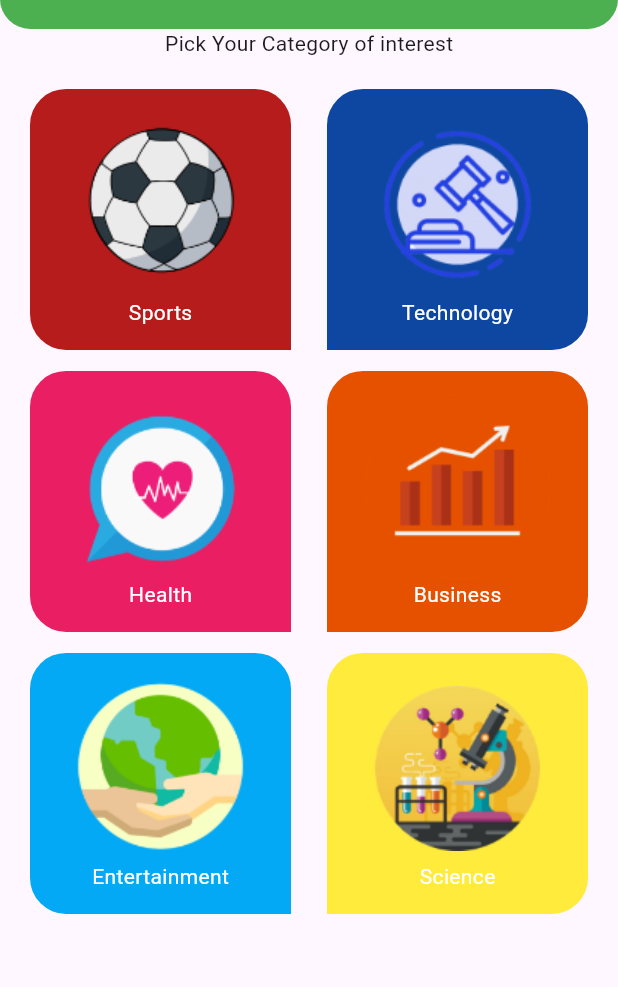
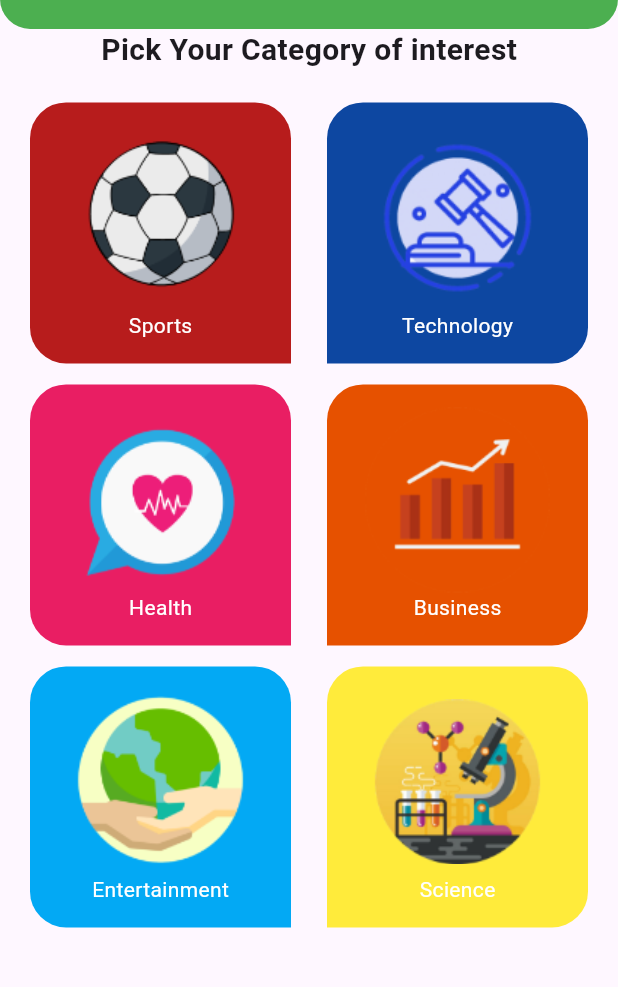
Before and after one commit to anasmohamed13/newsapp, a Flutter app: the screen it shows after launch, on a phone screen of 412 x 824 dp, the part 70-1057 px from its top. Run offline on Flutter 3.47's test engine with Material 3 defaults, Android fonts, the phone set to English and light mode, and no system bars.

Commit message:
finish click on category

```diff
--- a/analysis_options.yaml
+++ b/analysis_options.yaml
@@ -7,6 +7,9 @@
 
 # The following line activates a set of recommended lints for Flutter apps,
 # packages, and plugins designed to encourage good coding practices.
+analyzer:
+  errors:
+    avoid_print: ignore
 include: package:flutter_lints/flutter.yaml
 
 linter:
--- a/lib/data/api/api_manager.dart
+++ b/lib/data/api/api_manager.dart
@@ -12,9 +12,9 @@ abstract class ApiManager {
   static const String _sourcesEndPoint = "/v2/top-headlines/sources";
   static const String _articalsEndPoint = "/v2/everything";
 
-  static Future<SourcesResponse> getSoucres() async {
-    Response servreResponse =
-        await get(Uri.parse('$_baseUrl$_sourcesEndPoint?apiKey=$_apiKey'));
+  static Future<SourcesResponse> getSoucres(String category) async {
+    Response servreResponse = await get(Uri.parse(
+        '$_baseUrl$_sourcesEndPoint?apiKey=$_apiKey&category=$category'));
 
     if (servreResponse.statusCode >= 200 && servreResponse.statusCode < 300) {
       Map<String, dynamic> json =
--- a/lib/ui/screen/home/homescreen.dart
+++ b/lib/ui/screen/home/homescreen.dart
@@ -1,5 +1,10 @@
+// ignore_for_file: avoid_print, deprecated_member_use
+
 import 'package:flutter/material.dart';
+import 'package:newsapp/data/model/category.dart';
 import 'package:newsapp/ui/screen/home/tabs/category/categories_tab.dart';
+import 'package:newsapp/ui/screen/home/tabs/news_tab/tabs_list.dart';
+import 'package:newsapp/ui/screen/home/tabs/settings/settings.dart';
 
 class Homescreen extends StatefulWidget {
   static const String routeName = "home";
@@ -10,15 +15,40 @@ class Homescreen extends StatefulWidget {
 }
 
 class _HomescreenState extends State<Homescreen> {
+  late Widget currentTab;
+  @override
+  void initState() {
+    currentTab = CategoriesTab(onCategoryClick);
+    super.initState();
+  }
+
   @override
   Widget build(BuildContext context) {
     return SafeArea(
-      child: Scaffold(
-        appBar: buildAppBar(),
-        drawer: buildDrawer(),
-        body: const CategoriesTab(),
+      child: WillPopScope(
+        onWillPop: () async {
+          if (currentTab is CategoriesTab) {
+            return true;
+          } else {
+            CategoriesTab(onCategoryClick);
+            setState(() {});
+            return false;
+          }
+        },
+        child: Scaffold(
+          appBar: buildAppBar(),
+          drawer: buildDrawer(),
+          body: currentTab,
+        ),
       ),
     );
+  }
+
+  void onCategoryClick(Category category) {
+    currentTab = TabsList(
+      categoryId: category.backEndId,
+    );
+    setState(() {});
   }
 
   Widget buildDrawerRow(
@@ -70,12 +100,25 @@ class _HomescreenState extends State<Homescreen> {
               height: 8,
             ),
             buildDrawerRow(
-                title: "categories", iconData: Icons.list, onClick: () {}),
+                title: "categories",
+                iconData: Icons.list,
+                onClick: () {
+                  currentTab = CategoriesTab(onCategoryClick);
+                  Navigator.pop(context);
+                  setState(() {});
+                }),
             const SizedBox(
               height: 8,
             ),
             buildDrawerRow(
-                title: "settings", iconData: Icons.settings, onClick: () {}),
+                title: "settings",
+                iconData: Icons.settings,
+                onClick: () {
+                  currentTab = const Settings();
+                  Navigator.pop(context);
+
+                  setState(() {});
+                }),
           ],
         ),
       );
--- a/lib/ui/screen/home/tabs/category/categories_tab.dart
+++ b/lib/ui/screen/home/tabs/category/categories_tab.dart
@@ -1,15 +1,27 @@
+// ignore_for_file: must_be_immutable
+
 import 'package:flutter/material.dart';
 import 'package:newsapp/data/model/category.dart';
 import 'package:newsapp/ui/screen/home/tabs/category/app_category.dart';
 
 class CategoriesTab extends StatelessWidget {
-  const CategoriesTab({super.key});
+  const CategoriesTab(
+    this.onCategoryClick, {
+    super.key,
+  });
+  final void Function(Category) onCategoryClick;
 
   @override
   Widget build(BuildContext context) {
     return Column(
       children: [
-        const Text("Pick Your Category of interest"),
+        const Text(
+          "Pick Your Category of interest",
+          style: TextStyle(
+            fontSize: 20,
+            fontWeight: FontWeight.bold,
+          ),
+        ),
         Expanded(
           child: Padding(
             padding: const EdgeInsets.all(20),
@@ -19,7 +31,7 @@ class CategoriesTab extends StatelessWidget {
                   crossAxisCount: 2, crossAxisSpacing: 24, mainAxisSpacing: 14),
               itemBuilder: (context, index) => InkWell(
                 onTap: () {
-                  Category.categories[index];
+                  onCategoryClick(Category.categories[index]);
                 },
                 child: AppCategory(
                   category: Category.categories[index],
--- a/lib/ui/screen/home/tabs/news_tab/tabs_list.dart
+++ b/lib/ui/screen/home/tabs/news_tab/tabs_list.dart
@@ -7,7 +7,8 @@ import 'package:newsapp/ui/widget/error_view.dart';
 import 'package:newsapp/ui/widget/loading_view.dart';
 
 class TabsList extends StatefulWidget {
-  const TabsList({super.key});
+  final String categoryId;
+  const TabsList({super.key, required this.categoryId});
 
   @override
   State<TabsList> createState() => _TabsListState();
@@ -18,7 +19,7 @@ class _TabsListState extends State<TabsList> {
   @override
   Widget build(BuildContext context) {
     return FutureBuilder<SourcesResponse>(
-      future: ApiManager.getSoucres(),
+      future: ApiManager.getSoucres(widget.categoryId),
       builder: (context, snapshot) {
         if (snapshot.hasError) {
           return ErrorView(
```
